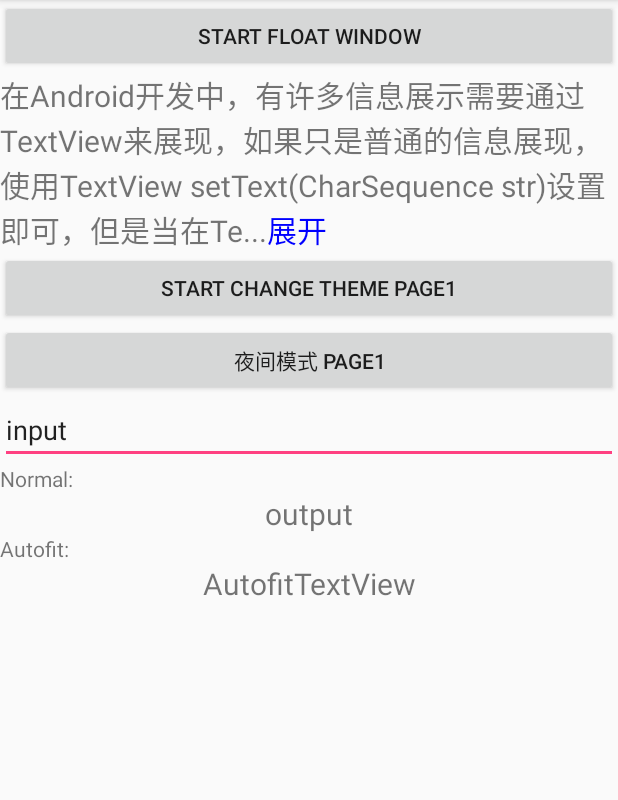
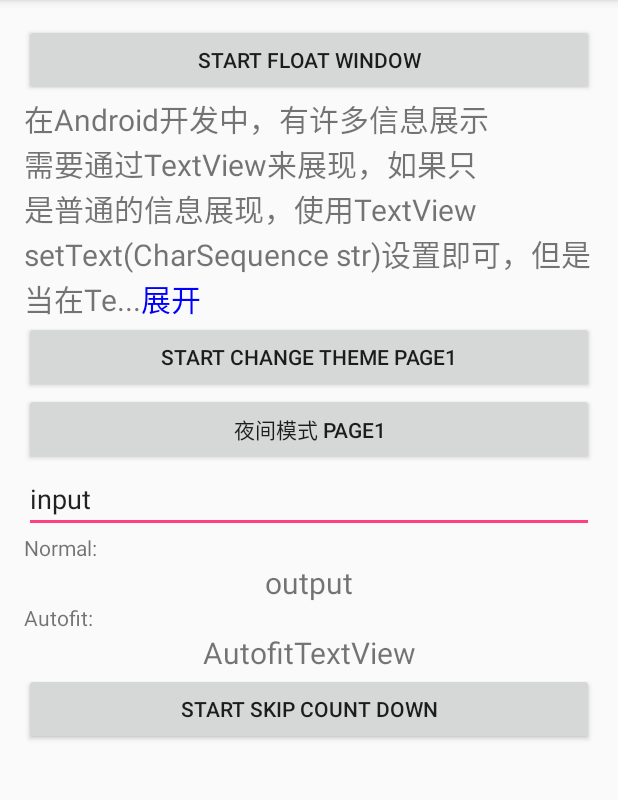
Before and after one commit to renrenrenhui/PublicUseProject, an Android app: the screen it shows after launch (MainActivity), on a phone screen of 412 x 824 dp, the part 84-884 px from its top. Run offline under Robolectric (Android 15) with nearby library versions, the phone set to English and light mode, and no system bars; libraries missing offline, so code that uses them is left out: com.jaeger.library.

Commit message:
splash skip count down page

```diff
--- a/app/src/main/AndroidManifest.xml
+++ b/app/src/main/AndroidManifest.xml
@@ -24,6 +24,9 @@
             android:theme="@style/DayTheme"/>
 
         <activity android:name="com.example.xiaoniu.publicuseproject.theme.MDNightActivity" android:theme="@style/MDNightTheme"/>
+
+        <activity android:name="com.example.xiaoniu.publicuseproject.skipcountdown.SkipCountDownActivity"
+            android:theme="@style/AppTheme"/>
     </application>
 
 </manifest>
--- a/app/src/main/java/com/example/xiaoniu/publicuseproject/MainActivity.java
+++ b/app/src/main/java/com/example/xiaoniu/publicuseproject/MainActivity.java
@@ -17,6 +17,7 @@ import android.widget.LinearLayout;
 import android.widget.TextView;
 
 import com.example.xiaoniu.publicuseproject.floatingwidow.FloatWindowService;
+import com.example.xiaoniu.publicuseproject.skipcountdown.SkipCountDownActivity;
 import com.example.xiaoniu.publicuseproject.theme.ChangeThemeActivity;
 import com.example.xiaoniu.publicuseproject.theme.MDNightActivity;
 import com.example.xiaoniu.publicuseproject.utils.UtilMoreText;
@@ -101,6 +102,17 @@ public class MainActivity extends AppCompatActivity {
             }
         });
         /*end for auto textview*/
+
+        /*start for Skip Count Down*/
+        Button skipCountDown = (Button) findViewById(R.id.start_skip_count_down);
+        skipCountDown.setOnClickListener(new View.OnClickListener() {
+            @Override
+            public void onClick(View arg0) {
+                Intent intent = new Intent(MainActivity.this, SkipCountDownActivity.class);
+                startActivity(intent);
+            }
+        });
+        /*end for Skip Count Down*/
     }
 
     /**
--- a/app/src/main/res/layout/activity_main.xml
+++ b/app/src/main/res/layout/activity_main.xml
@@ -1,7 +1,10 @@
 <?xml version="1.0" encoding="utf-8"?>
-<LinearLayout xmlns:android="http://schemas.android.com/apk/res/android"
+<ScrollView  xmlns:android="http://schemas.android.com/apk/res/android"
     xmlns:tools="http://schemas.android.com/tools"
     xmlns:autofit="http://schemas.android.com/apk/res-auto"
+    android:layout_width="match_parent"
+    android:layout_height="match_parent">
+<LinearLayout
     android:orientation="vertical"
     android:layout_width="match_parent"
     android:layout_height="match_parent"
@@ -22,7 +25,7 @@
         android:id="@+id/tv2"
         android:layout_width="wrap_content"
         android:layout_height="wrap_content"
-        android:text="Hello World!"/>
+        android:text="show more text...."/>
 
     <Button
         android:id="@+id/start_change_theme"
@@ -79,4 +82,12 @@
             android:textSize="20sp"
             autofit:minTextSize="15sp" />
     </LinearLayout>
+
+    <Button
+        android:id="@+id/start_skip_count_down"
+        android:layout_width="fill_parent"
+        android:layout_height="wrap_content"
+        android:text="Start Skip Count Down" >
+    </Button>
 </LinearLayout>
+</ScrollView>
```
Also changed, not shown: app/src/main/java/com/example/xiaoniu/publicuseproject/skipcountdown/SkipCountDownActivity.java (added, +55 -0 lines), app/src/main/res/drawable/btn_splash_shape.xml (added, +19 -0 lines), app/src/main/res/layout/activity_skip_count_down.xml (added, +26 -0 lines), app/src/main/res/drawable-xhdpi/preview_1.png (added).
